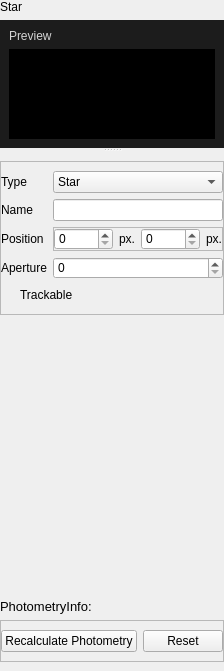
Above: startrak-ui/qt/layouts/insp_star.ui from JotaRata/StarTrak-continued before the change. Below: the same form after it.
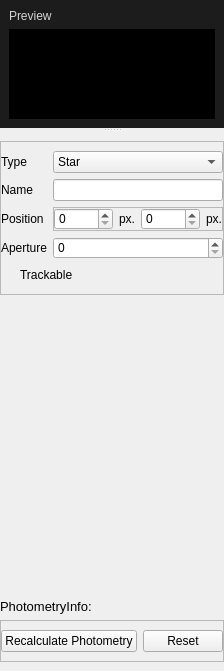
That is the form after the change.

Commit message: Type label is now part of InspectorView rather than sub-inspectors Minor fixes

What changed in the file:
```diff
--- a/startrak-ui/qt/layouts/insp_star.ui
+++ b/startrak-ui/qt/layouts/insp_star.ui
@@ -32,19 +32,6 @@
    <property name="bottomMargin">
     <number>0</number>
    </property>
-   <item>
-    <widget class="QLabel" name="label_8">
-     <property name="sizePolicy">
-      <sizepolicy hsizetype="Preferred" vsizetype="Maximum">
-       <horstretch>0</horstretch>
-       <verstretch>0</verstretch>
-      </sizepolicy>
-     </property>
-     <property name="text">
-      <string>Star</string>
-     </property>
-    </widget>
-   </item>
    <item>
     <widget class="QSplitter" name="splitter">
      <property name="orientation">
```
The commit also changes 6 other files.
